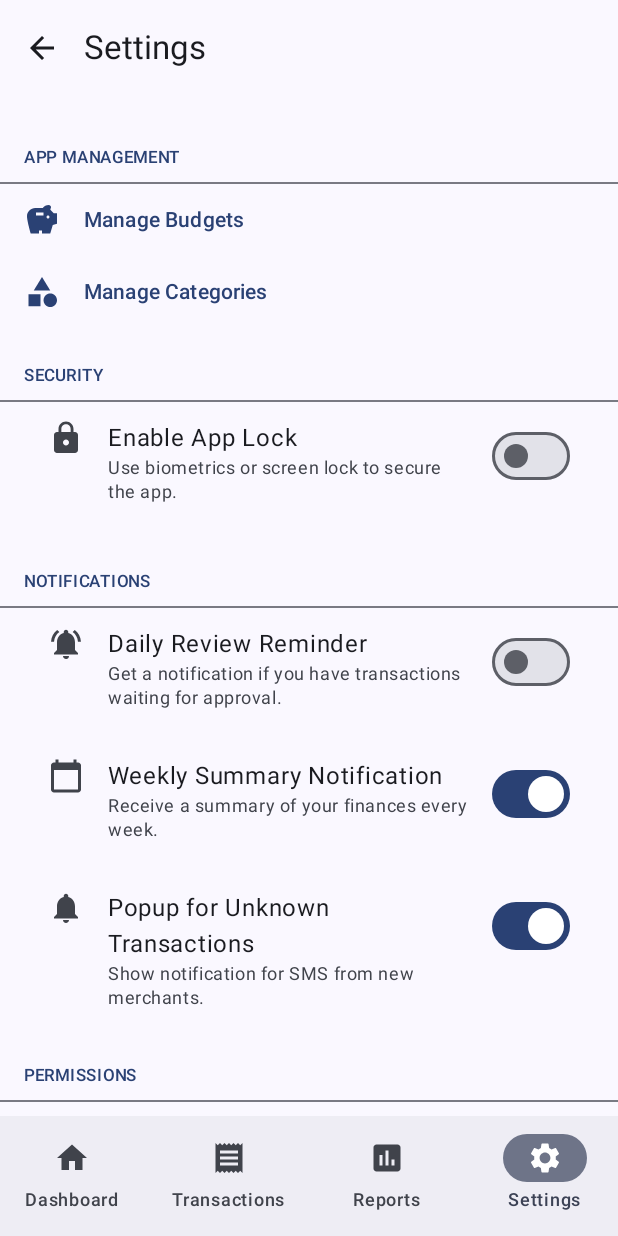
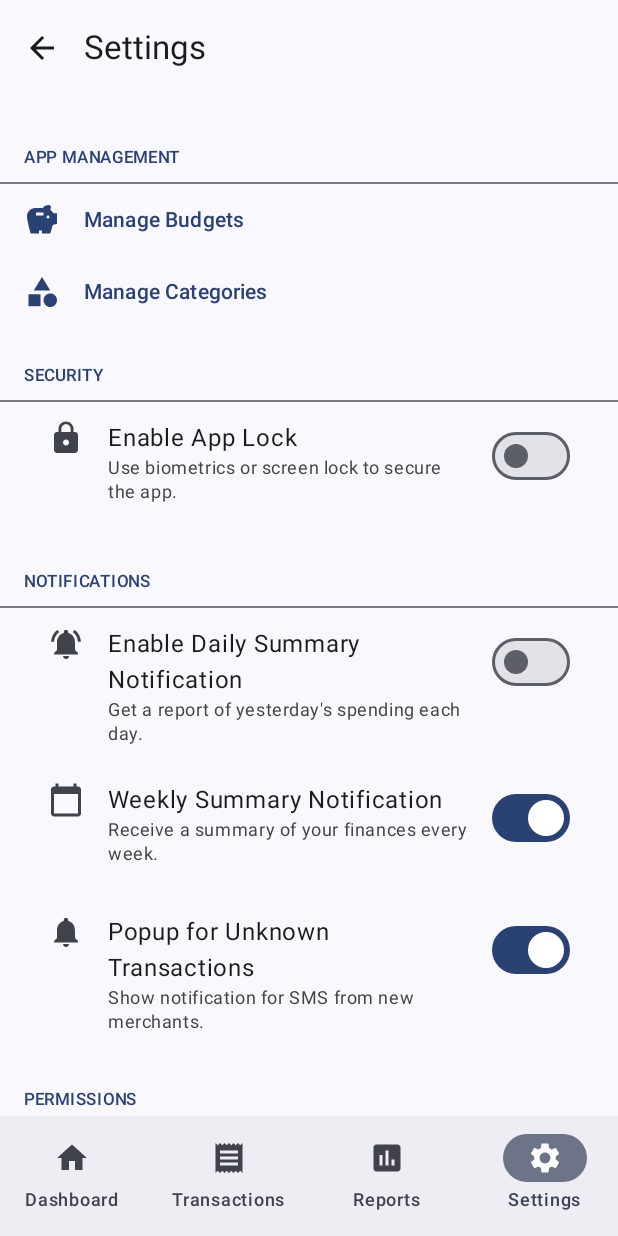
Before and after one commit to PrajwalMadhyastha/PersonalFinanceApp-Android, an Android app built with Jetpack Compose: the screen it shows after launch (MainActivity), item 4 of the bottom bar chosen, on a phone screen of 412 x 824 dp. Run offline under Robolectric (Android 15) with nearby library versions, the phone set to English and light mode, and no system bars; our stand-ins replace Room's generated code; libraries missing offline, so code that uses them is left out: com.github.mikephil.charting.

Commit message:
feat(android): Implement daily expense summary notification

```diff
--- a/app/src/main/java/MainApplication.kt
+++ b/app/src/main/java/MainApplication.kt
@@ -9,16 +9,14 @@ class MainApplication : Application() {
 
     companion object {
         const val TRANSACTION_CHANNEL_ID = "transaction_channel"
-        const val REMINDER_CHANNEL_ID = "reminder_channel"
-        // --- ADDED: A new channel for summary notifications ---
+        const val DAILY_REPORT_CHANNEL_ID = "daily_report_channel"
         const val SUMMARY_CHANNEL_ID = "summary_channel"
     }
 
     override fun onCreate() {
         super.onCreate()
         createTransactionNotificationChannel()
-        createReminderNotificationChannel()
-        // --- ADDED: Create the new channel on app startup ---
+        createDailyReportNotificationChannel()
         createSummaryNotificationChannel()
     }
 
@@ -36,12 +34,12 @@ class MainApplication : Application() {
         }
     }
 
-    private fun createReminderNotificationChannel() {
+    private fun createDailyReportNotificationChannel() {
         if (Build.VERSION.SDK_INT >= Build.VERSION_CODES.O) {
-            val name = "Review Reminders"
-            val descriptionText = "Daily reminders to approve pending transactions"
+            val name = "Daily Reports"
+            val descriptionText = "Daily summary of your spending."
             val importance = NotificationManager.IMPORTANCE_DEFAULT
-            val channel = NotificationChannel(REMINDER_CHANNEL_ID, name, importance).apply {
+            val channel = NotificationChannel(DAILY_REPORT_CHANNEL_ID, name, importance).apply {
                 description = descriptionText
             }
             val notificationManager: NotificationManager =
--- a/app/src/main/java/SettingsRepository.kt
+++ b/app/src/main/java/SettingsRepository.kt
@@ -24,7 +24,7 @@ class SettingsRepository(context: Context) {
         private const val KEY_APP_LOCK_ENABLED = "app_lock_enabled"
         private const val KEY_WEEKLY_SUMMARY_ENABLED = "weekly_summary_enabled"
         private const val KEY_UNKNOWN_TRANSACTION_POPUP_ENABLED = "unknown_transaction_popup_enabled"
-        private const val KEY_DAILY_REMINDER_ENABLED = "daily_reminder_enabled"
+        private const val KEY_DAILY_REPORT_ENABLED = "daily_report_enabled"
         private const val KEY_SMS_SCAN_START_DATE = "sms_scan_start_date"
     }
 
@@ -82,18 +82,18 @@ class SettingsRepository(context: Context) {
     fun saveAppLockEnabled(isEnabled: Boolean) {
         prefs.edit().putBoolean(KEY_APP_LOCK_ENABLED, isEnabled).apply()
     }
-    fun saveDailyReminderEnabled(isEnabled: Boolean) {
-        prefs.edit().putBoolean(KEY_DAILY_REMINDER_ENABLED, isEnabled).apply()
+    fun saveDailyReportEnabled(isEnabled: Boolean) {
+        prefs.edit().putBoolean(KEY_DAILY_REPORT_ENABLED, isEnabled).apply()
     }
-    fun getDailyReminderEnabled(): Flow<Boolean> {
+    fun getDailyReportEnabled(): Flow<Boolean> {
         return callbackFlow {
             val listener = SharedPreferences.OnSharedPreferenceChangeListener { _, key ->
-                if (key == KEY_DAILY_REMINDER_ENABLED) {
+                if (key == KEY_DAILY_REPORT_ENABLED) {
                     trySend(prefs.getBoolean(key, false)) // Default to false
                 }
             }
             prefs.registerOnSharedPreferenceChangeListener(listener)
-            trySend(prefs.getBoolean(KEY_DAILY_REMINDER_ENABLED, false))
+            trySend(prefs.getBoolean(KEY_DAILY_REPORT_ENABLED, false))
             awaitClose { prefs.unregisterOnSharedPreferenceChangeListener(listener) }
         }
     }
--- a/app/src/main/java/SettingsViewModel.kt
+++ b/app/src/main/java/SettingsViewModel.kt
@@ -33,7 +33,7 @@ class SettingsViewModel(application: Application) : AndroidViewModel(application
     val overallBudget: StateFlow<Float> = settingsRepository.getOverallBudgetForCurrentMonth().stateIn(
         scope = viewModelScope, started = SharingStarted.WhileSubscribed(5000), initialValue = 0f)
 
-    val dailyReminderEnabled: StateFlow<Boolean> = settingsRepository.getDailyReminderEnabled().stateIn(
+    val dailyReportEnabled: StateFlow<Boolean> = settingsRepository.getDailyReportEnabled().stateIn(
         scope = viewModelScope, started = SharingStarted.WhileSubscribed(5000), initialValue = false)
 
     val weeklySummaryEnabled: StateFlow<Boolean> = settingsRepository.getWeeklySummaryEnabled().stateIn(
@@ -75,9 +75,9 @@ class SettingsViewModel(application: Application) : AndroidViewModel(application
         settingsRepository.saveOverallBudgetForCurrentMonth(budgetFloat)
     }
 
-    fun setDailyReminder(enabled: Boolean) {
-        settingsRepository.saveDailyReminderEnabled(enabled)
-        if (enabled) ReminderManager.scheduleDailyReminder(context) else ReminderManager.cancelDailyReminder(context)
+    fun setDailyReportEnabled(enabled: Boolean) {
+        settingsRepository.saveDailyReportEnabled(enabled)
+        if (enabled) ReminderManager.scheduleDailyReport(context) else ReminderManager.cancelDailyReport(context)
     }
 
     fun setWeeklySummaryEnabled(enabled: Boolean) {
--- a/app/src/main/java/com/example/personalfinanceapp/ui/components/DashboardComponents.kt
+++ b/app/src/main/java/com/example/personalfinanceapp/ui/components/DashboardComponents.kt
@@ -131,7 +131,7 @@ fun OverallBudgetCard(
                 Text("Monthly Budget", style = MaterialTheme.typography.titleLarge)
                 if (totalBudget > 0) {
                     TextButton(onClick = { navController.navigate("budget_screen") }) {
-                        Text("Edit")
+                        Text("Edit Monthly Budget")
                     }
                 }
             }
--- a/app/src/main/java/com/example/personalfinanceapp/ui/screens/SettingsScreen.kt
+++ b/app/src/main/java/com/example/personalfinanceapp/ui/screens/SettingsScreen.kt
@@ -47,7 +47,7 @@ fun SettingsScreen(
 
     val isAppLockEnabled by viewModel.appLockEnabled.collectAsState()
     val isWeeklySummaryEnabled by viewModel.weeklySummaryEnabled.collectAsState()
-    val isDailyReminderEnabled by viewModel.dailyReminderEnabled.collectAsState()
+    val isDailyReportEnabled by viewModel.dailyReportEnabled.collectAsState()
     val isUnknownTransactionPopupEnabled by viewModel.unknownTransactionPopupEnabled.collectAsState()
     var showSmsRationaleDialog by remember { mutableStateOf(false) }
     var hasSmsPermission by remember {
@@ -248,11 +248,11 @@ fun SettingsScreen(
             item { SettingSectionHeader("Notifications") }
             item {
                 SettingsToggleItem(
-                    title = "Daily Review Reminder",
-                    subtitle = "Get a notification if you have transactions waiting for approval.",
+                    title = "Enable Daily Summary Notification",
+                    subtitle = "Get a report of yesterday's spending each day.",
                     icon = Icons.Default.NotificationsActive,
-                    checked = isDailyReminderEnabled,
-                    onCheckedChange = { viewModel.setDailyReminder(it) }
+                    checked = isDailyReportEnabled,
+                    onCheckedChange = { viewModel.setDailyReportEnabled(it) }
                 )
             }
             item {
```
Also changed, not shown: app/src/main/java/DailyReportWorker.kt (added, +61 -0 lines), app/src/main/java/NotificationHelper.kt (+32 -0 lines), app/src/main/java/ReminderManager.kt (+8 -9 lines), app/src/main/java/ReviewReminderWorker.kt (deleted, +0 -100 lines). Lines whose indentation alone changed are shown as unchanged.
